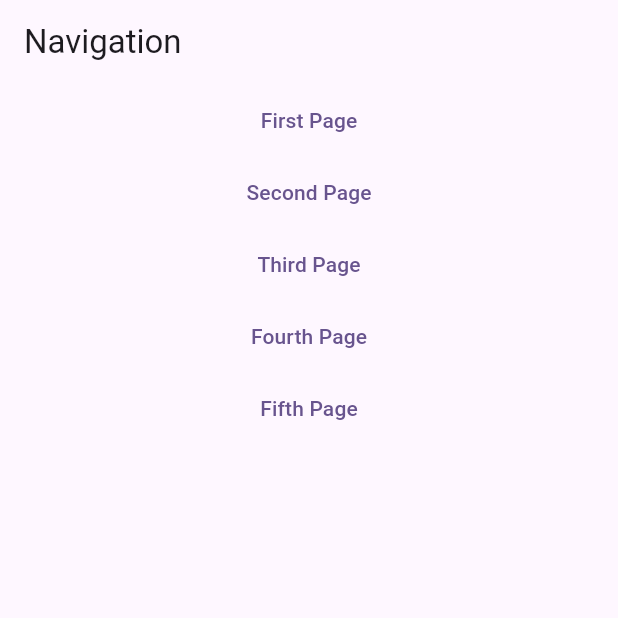
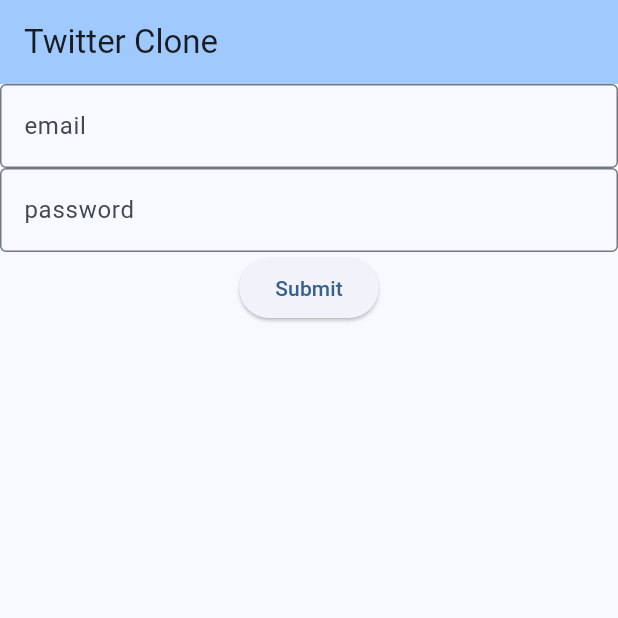
Before and after one commit to thesaiteja24/twitter_clone, a Flutter app: the screen it shows after launch, on a phone screen of 412 x 824 dp, the top half of it. Run offline on Flutter 3.47's test engine with Material 3 defaults, Android fonts, the phone set to English and light mode, and no system bars.

Commit message:
added email validation

```diff
--- a/lib/main.dart
+++ b/lib/main.dart
@@ -1,102 +1,97 @@
 import 'package:flutter/material.dart';
-// import 'package:firebase_core/firebase_core.dart';
-// import 'package:flutter/rendering.dart';
-import 'package:twitter_clone/pages/first.dart';
-import 'package:twitter_clone/pages/fourth.dart';
-import 'package:twitter_clone/pages/second.dart';
-import 'package:twitter_clone/pages/third.dart';
-import 'package:twitter_clone/pages/fifth.dart';
 
-void main() async {
-  // WidgetsFlutterBinding.ensureInitialized();S
-  // await Firebase.initializeApp();
+void main() {
   runApp(const MyApp());
 }
 
 class MyApp extends StatelessWidget {
-  const MyApp({Key? key}) : super(key: key);
+  const MyApp({super.key});
 
   @override
   Widget build(BuildContext context) {
     return MaterialApp(
       debugShowCheckedModeBanner: false,
-      title: 'Flutter Demo',
+      title: 'Twitter Clone',
       theme: ThemeData(
-        colorScheme: ColorScheme.fromSeed(seedColor: Colors.deepPurple),
+        colorScheme: ColorScheme.fromSeed(seedColor: Colors.blue),
         useMaterial3: true,
       ),
-      routes: {
-        '/': (context) => const MyHomePage(),
-        '/first': (context) => const FirstPage(),
-        '/fourth': (context) => const FourthPage(),
-        '/fifth': (context) => const FifthPage(),
-      },
+      home: const MyHomePage(title: 'Twitter Clone'),
     );
   }
 }
 
 class MyHomePage extends StatefulWidget {
-  const MyHomePage({Key? key}) : super(key: key);
+  const MyHomePage({super.key, required this.title});
+
+  final String title;
 
   @override
   State<MyHomePage> createState() => _MyHomePageState();
 }
 
 class _MyHomePageState extends State<MyHomePage> {
+  final GlobalKey<FormState> _signInKey = GlobalKey();
+  // Defining controller for email and password
+  final TextEditingController _emailController = TextEditingController();
+  final TextEditingController _passwordController = TextEditingController();
+  final RegExp emailValid = RegExp(
+      r"^ [a-zA-Z0-9.a-zA-Z0-9. 1#$%&'*+-/=?^_ {|]~]+@ [a-zA-Z0-9] +\. [a-zA-Z]+");
   @override
   Widget build(BuildContext context) {
     return Scaffold(
       appBar: AppBar(
-        title: const Text('Navigation'),
+        backgroundColor: Theme.of(context).colorScheme.inversePrimary,
+        title: Text(widget.title),
       ),
-      body: Center(
+      body: Form(
+        key: _signInKey,
         child: Column(
           children: <Widget>[
-            // Named Navigation
-            TextButton(
-              onPressed: () {
-                Navigator.of(context).pushNamed("/first");
+            // Reason for using TextFormField is, it has special property called validator
+            TextFormField(
+              controller: _emailController,
+              keyboardType: TextInputType.emailAddress,
+              decoration: const InputDecoration(
+                hintText: 'Enter an email',
+                labelText: 'email',
+                border: OutlineInputBorder(),
+              ),
+              validator: (value) {
+                if (value == null || value.isEmpty) {
+                  return 'Please enter an email';
+                } else if (!emailValid.hasMatch(value)) {
+                  return 'Please enter a valid email';
+                }
+                return null;
               },
-              child: const Text("First Page"),
             ),
-
-            // Simple Navigation
-            TextButton(
-              onPressed: () {
-                Navigator.of(context).push(
-                  MaterialPageRoute(builder: (context) => const SecondPage()),
-                );
+            TextFormField(
+              controller: _passwordController,
+              keyboardType: TextInputType.visiblePassword,
+              obscureText: true,
+              decoration: const InputDecoration(
+                labelText: 'password',
+                hintText: 'Enter a password',
+                border: OutlineInputBorder(),
+              ),
+              validator: (value) {
+                if (value == null || value.isEmpty) {
+                  return 'please enter a valid password';
+                } else if (value.length < 6) {
+                  return 'Minumum Characters: 6';
+                }
+                return null;
               },
-              child: const Text("Second Page"),
             ),
-
-            // Navigation With data using Basic Navigation
-            TextButton(
-              onPressed: () {
-                Navigator.of(context).push(
-                  MaterialPageRoute(
-                    builder: (context) => const ThirdPage(name: 'Sai Teja'),
-                  ),
-                );
-              },
-              child: const Text("Third Page"),
-            ),
-
-            // Navigatin With data using named navigation
-            TextButton(
-              onPressed: () {
-                Navigator.pushNamed(context, "/fourth", arguments: "Sai Teja");
-              },
-              child: const Text("Fourth Page"),
-            ),
-            TextButton(
-              onPressed: () async {
-                final response = await (Navigator.pushNamed(context, "/fifth",
-                    arguments: "Sai Teja"));
-                print(response);
-              },
-              child: const Text("Fifth Page"),
-            ),
+            ElevatedButton(
+                onPressed: () {
+                  if (_signInKey.currentState!.validate()) {
+                    print('Email: ${_emailController.text}'); // Retrieving data
+                    print('Password: ${_passwordController.text}');
+                  }
+                },
+                child: const Text('Submit'))
           ],
         ),
       ),
--- a/pubspec.yaml
+++ b/pubspec.yaml
@@ -35,7 +35,6 @@ dependencies:
   # The following adds the Cupertino Icons font to your application.
   # Use with the CupertinoIcons class for iOS style icons.
   cupertino_icons: ^1.0.2
-  firebase_core: ^2.25.3
 
 dev_dependencies:
   flutter_test:
```
Also changed, not shown: lib/pages/fifth.dart (deleted, +0 -18 lines), lib/pages/first.dart (deleted, +0 -14 lines), lib/pages/fourth.dart (deleted, +0 -20 lines), lib/pages/second.dart (deleted, +0 -14 lines), lib/pages/third.dart (deleted, +0 -18 lines), practice_code.txt (deleted, +0 -83 lines), pubspec.lock, 71 other files.
